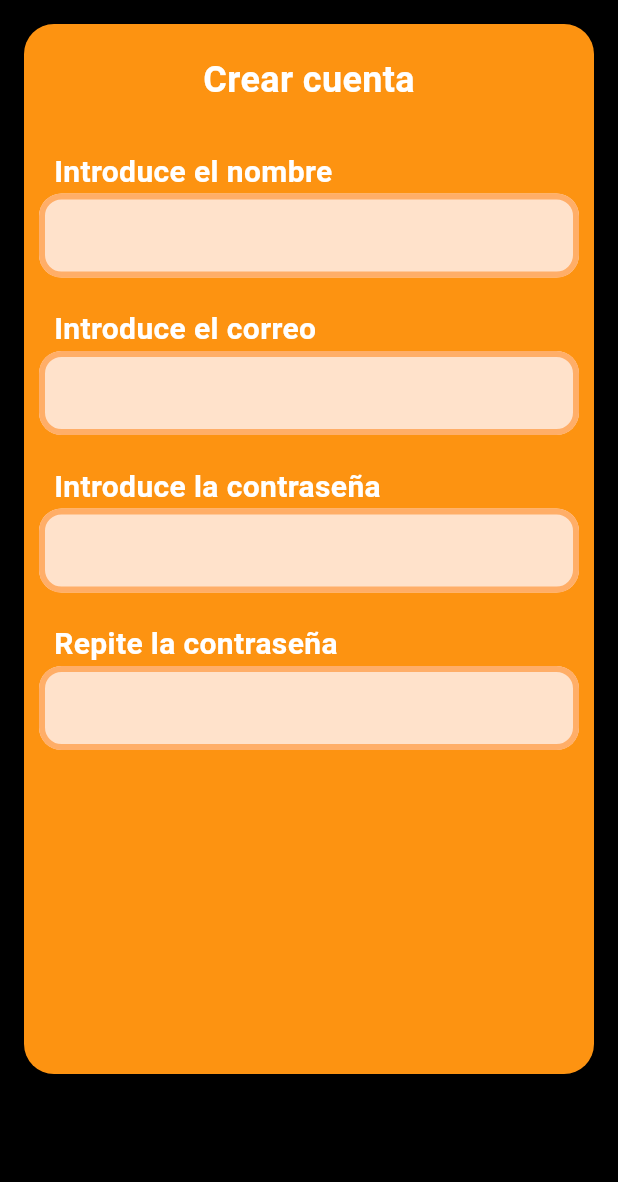
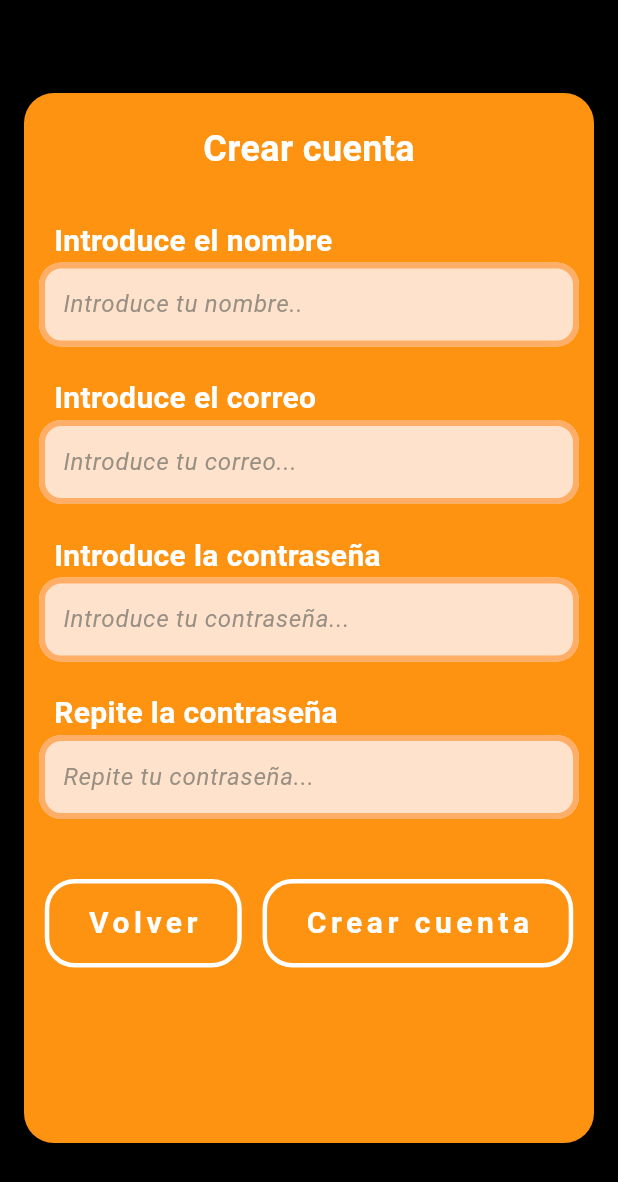
Before and after one commit to Geremias22/Red_Social, a Flutter app: the screen it shows after launch, on a phone screen of 412 x 824 dp. Shown: the top 1182 px of the screen. Run offline on Flutter 3.47's test engine with Material 3 defaults, Android fonts, the phone set to English and light mode, and no system bars; our stand-ins replace hive; accounts and stored records are empty.

Commit message:
fin de Inicio de pantalla para crear cuenta

```diff
--- /dev/null
+++ b/red_social/lib/componentes/botones.dart
@@ -0,0 +1,53 @@
+import 'package:flutter/material.dart';
+
+class Botones extends StatefulWidget {
+  final String textBoton;
+  final Function() accionBoton;
+
+  const Botones({super.key, required this.textBoton, required this.accionBoton});
+
+  @override
+  _BotonesState createState() => _BotonesState();
+}
+
+class _BotonesState extends State<Botones> {
+  bool isHovering = false; // Para detectar si el mouse está encima
+
+  @override
+  Widget build(BuildContext context) {
+    return MouseRegion(
+      onEnter: (_) => setState(() => isHovering = true), // Activa hover
+      onExit: (_) => setState(() => isHovering = false), // Desactiva hover
+      child: InkWell(
+        onTap: widget.accionBoton,
+        borderRadius: BorderRadius.circular(20), // Hace la animación más fluida
+        child: AnimatedContainer(
+          duration: Duration(milliseconds: 200), // Animación suave
+          decoration: BoxDecoration(
+            color: isHovering ? const Color.fromARGB(255, 255, 140, 0) : Color.fromARGB(255, 253, 147, 17), // Cambio de color
+            borderRadius: BorderRadius.circular(20),
+            border: Border.all(color: Colors.white, width: 3), // Borde más visible
+            boxShadow: [
+              BoxShadow(
+                color: isHovering ? Color.fromARGB(255, 255, 174, 74) : const Color.fromARGB(2255, 253, 147, 17), // Sombra dinámica
+                blurRadius: isHovering ? 15 : 8,
+                spreadRadius: isHovering ? 5 : 2,
+                offset: Offset(0, 5),
+              ),
+            ],
+          ),
+          padding: EdgeInsets.symmetric(vertical: 12, horizontal: 25),
+          child: Text(
+            widget.textBoton,
+            style: const TextStyle(
+              color: Colors.white,
+              fontSize: 20,
+              fontWeight: FontWeight.bold,
+              letterSpacing: 3,
+            ),
+          ),
+        ),
+      ),
+    );
+  }
+}
--- a/red_social/lib/componentes/input_text.dart
+++ b/red_social/lib/componentes/input_text.dart
@@ -51,7 +51,7 @@ class InputText extends StatelessWidget {
                   filled: true,
                   hintText: textHint,
                   hintStyle: TextStyle(
-                    color: invert ?  const Color.fromARGB(255, 61, 59, 57) : Colors.white,
+                    color: invert ?  const Color.fromARGB(255, 153, 144, 133) : Colors.white,
                     fontStyle: FontStyle.italic,
                   ),
                   enabledBorder: OutlineInputBorder(
--- /dev/null
+++ b/red_social/lib/data/bdd_cuenta.dart
@@ -0,0 +1,27 @@
+import 'package:hive/hive.dart';
+
+class BaseDeDatos{
+
+  List datosCuenta = [];
+
+  final Box _boxDeLaHive = Hive.box("box_datos_cuenta");
+
+
+  void carregarDades(){
+    datosCuenta = _boxDeLaHive.get("box_datos_cuenta");
+
+  }
+
+  void actualizarDades(){
+    _boxDeLaHive.put("box_datos_cuenta", datosCuenta);
+  }
+
+
+  void crearDadesExemple(){
+    datosCuenta = [
+      {"name": "Arnau", "email": "a.rodriguez@ceroca.cat", "passwd": "123456"},
+      {"name": "Jheremy", "email": "j.valda@ceroca.cat", "passwd": "123456"},
+      {"name": "Lucas", "email": "l.quintana@ceroca.cat", "passwd": "123456"},
+    ];
+  }
+}
--- a/red_social/lib/paginas/Inicio/Crear_Cuenta.dart
+++ b/red_social/lib/paginas/Inicio/Crear_Cuenta.dart
@@ -1,5 +1,8 @@
 import 'package:flutter/material.dart';
+import 'package:red_social/componentes/botones.dart';
 import 'package:red_social/componentes/input_text.dart';
+import 'package:red_social/paginas/Inicio/Index.dart';
+import 'package:red_social/paginas/Inicio/login.dart';
 
 class CrearCuenta extends StatefulWidget {
 
@@ -17,12 +20,14 @@ class _CrearCuentaState extends State<CrearCuenta> {
   final bool invert = true;
 
 
+
   @override
   Widget build(BuildContext context) {
     return Scaffold( // Envolvemos todo en un Scaffold
       backgroundColor: Colors.black, // Establece el fondo negro
       body: Padding(
         padding: const EdgeInsets.all(16.0),
+        child: Center(
           child: Container(
             height: 700,
             width: 450,
@@ -51,18 +56,51 @@ class _CrearCuentaState extends State<CrearCuenta> {
               const SizedBox(height: 20),
 
               // Input Nombre
-            InputText( textEtiqueta: "Introduce el nombre", tecInput: tecNom, invert: invert,),
+              InputText( textEtiqueta: "Introduce el nombre", textHint: "Introduce tu nombre..", tecInput: tecNom, invert: invert,),
 
               //Input Correo
-            InputText(textEtiqueta: "Introduce el correo", tecInput: tecCorreo, invert: invert ),
+              InputText(textEtiqueta: "Introduce el correo", textHint: "Introduce tu correo...", tecInput: tecCorreo, invert: invert ),
 
               //Input Contraseña
-            InputText(textEtiqueta: "Introduce la contraseña", tecInput: tecPassw, invert: invert ),
+              InputText(textEtiqueta: "Introduce la contraseña", textHint: "Introduce tu contraseña...", tecInput: tecPassw, invert: invert ),
 
               //Input Repetir Contraseña
-            InputText(textEtiqueta: "Repite la contraseña", tecInput: tecRePassw, invert: invert ),
+              InputText(textEtiqueta: "Repite la contraseña", textHint: "Repite tu contraseña...", tecInput: tecRePassw, invert: invert ),
+
+              Padding(
+                padding: const EdgeInsets.only(top: 30),
+                child: Row(
+                  mainAxisAlignment: MainAxisAlignment.spaceEvenly,
+                  children: [
+
+                  //Boton para volver al Index (inicio)
+                  Botones(
+                    textBoton: "Volver",
+                    accionBoton:(){
+                    Navigator.push(
+                    context,
+                    MaterialPageRoute(builder: (context) => const Index()),
+                    );}
+                  ),
+
+                  //Boton para volver al Index (inicio)
+                  Botones(
+                    textBoton: "Crear cuenta",
+                    accionBoton:(){
+                    Navigator.push(
+                    context,
+                    MaterialPageRoute(builder: (context) => const Login()),
+                    );}
+                  ),
 
                   ],
+                ),
+              )
+              //Botones
+
+
+            ],
+          ),
           ),
         ),
       ),
```
Lines whose indentation alone changed are shown as unchanged.
